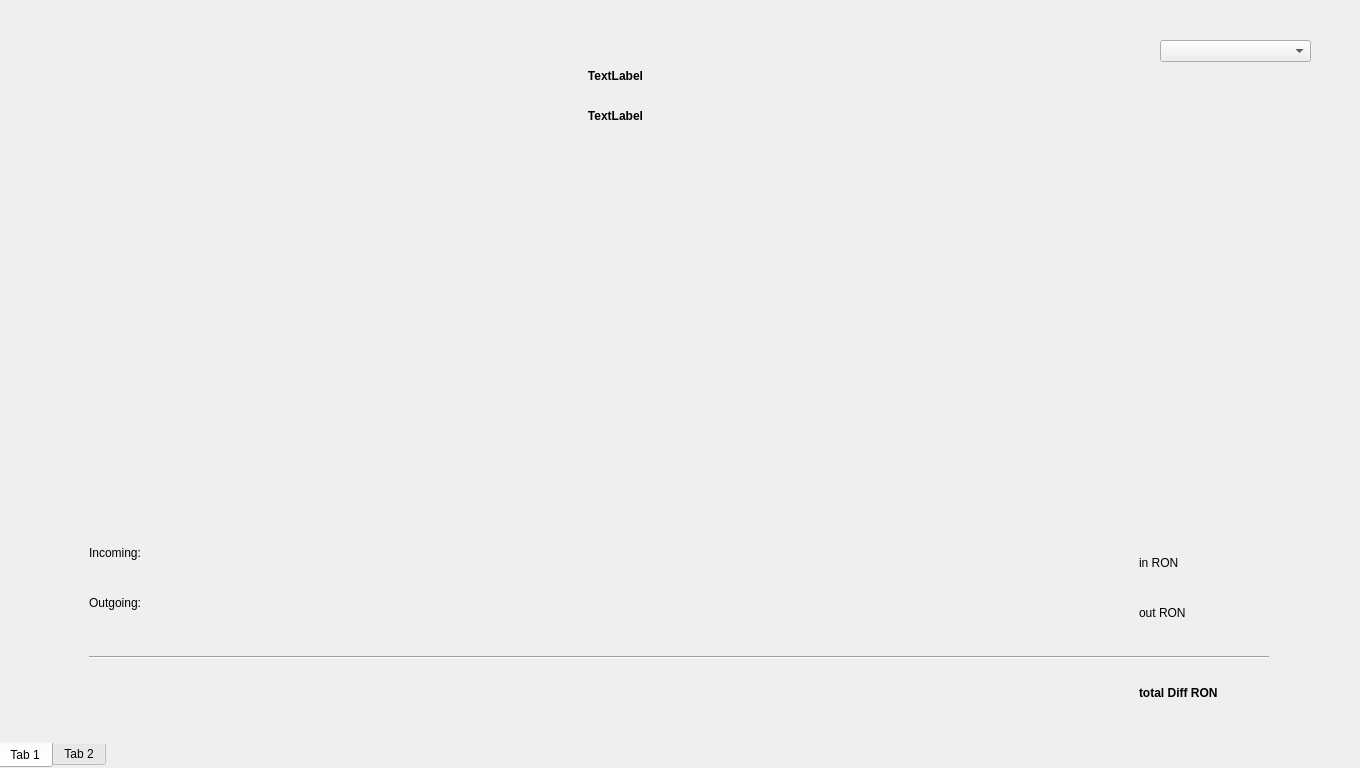
Old version of the form 3_Solution/CleverClient/dashboard.ui in the repository georgecpp/CleverPocket.
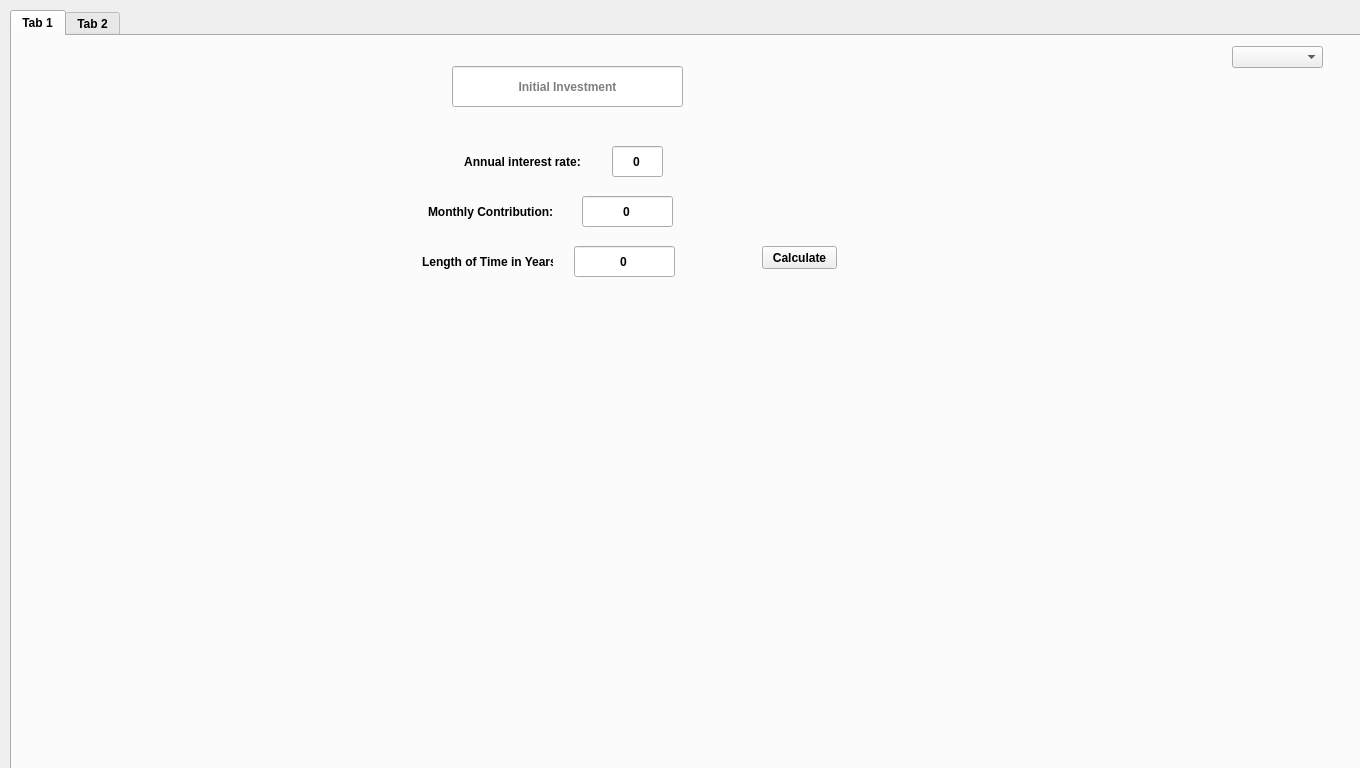
New version of the form. The open tabs and pages were chosen to show the change. Custom widgets are drawn as their Qt base class.

Commit message: [UPDATE]: Merge from Feature Investment branch

```diff
--- a/3_Solution/CleverClient/dashboard.ui
+++ b/3_Solution/CleverClient/dashboard.ui
@@ -37,7 +37,7 @@
     <string notr="true"/>
    </property>
    <property name="currentIndex">
-    <number>11</number>
+    <number>12</number>
    </property>
    <widget class="QWidget" name="dashboardPage">
     <widget class="QCommandLinkButton" name="financesCommandLinkButton">
@@ -2309,6 +2309,362 @@
      </widget>
     </widget>
    </widget>
+   <widget class="QWidget" name="investmentPage">
+    <widget class="QTabWidget" name="tabWidget">
+     <property name="geometry">
+      <rect>
+       <x>10</x>
+       <y>10</y>
+       <width>1360</width>
+       <height>768</height>
+      </rect>
+     </property>
+     <property name="currentIndex">
+      <number>1</number>
+     </property>
+     <widget class="QWidget" name="Investment1">
+      <attribute name="title">
+       <string>Tab 1</string>
+      </attribute>
+      <widget class="QLabel" name="label_11">
+       <property name="geometry">
+        <rect>
+         <x>440</x>
+         <y>100</y>
+         <width>141</width>
+         <height>51</height>
+        </rect>
+       </property>
+       <property name="text">
+        <string>Annual interest rate:</string>
+       </property>
+       <property name="alignment">
+        <set>Qt::AlignCenter</set>
+       </property>
+       <property name="wordWrap">
+        <bool>true</bool>
+       </property>
+      </widget>
+      <widget class="QLabel" name="label_15">
+       <property name="geometry">
+        <rect>
+         <x>416</x>
+         <y>160</y>
+         <width>131</width>
+         <height>31</height>
+        </rect>
+       </property>
+       <property name="text">
+        <string>Monthly Contribution:</string>
+       </property>
+      </widget>
+      <widget class="QLineEdit" name="annualrateLineEdit_1">
+       <property name="geometry">
+        <rect>
+         <x>600</x>
+         <y>110</y>
+         <width>51</width>
+         <height>31</height>
+        </rect>
+       </property>
+       <property name="inputMethodHints">
+        <set>Qt::ImhFormattedNumbersOnly</set>
+       </property>
+       <property name="text">
+        <string>0</string>
+       </property>
+       <property name="alignment">
+        <set>Qt::AlignCenter</set>
+       </property>
+      </widget>
+      <widget class="QLineEdit" name="periodLineEdit">
+       <property name="geometry">
+        <rect>
+         <x>562</x>
+         <y>210</y>
+         <width>101</width>
+         <height>31</height>
+        </rect>
+       </property>
+       <property name="inputMethodHints">
+        <set>Qt::ImhPreferNumbers</set>
+       </property>
+       <property name="text">
+        <string>0</string>
+       </property>
+       <property name="alignment">
+        <set>Qt::AlignCenter</set>
+       </property>
+       <property name="placeholderText">
+        <string>Ani</string>
+       </property>
+      </widget>
+      <widget class="QPushButton" name="calculatePushButton_1">
+       <property name="geometry">
+        <rect>
+         <x>750</x>
+         <y>210</y>
+         <width>75</width>
+         <height>23</height>
+        </rect>
+       </property>
+       <property name="text">
+        <string>Calculate</string>
+       </property>
+      </widget>
+      <widget class="QLineEdit" name="investmentValueLineEdit_1">
+       <property name="geometry">
+        <rect>
+         <x>440</x>
+         <y>30</y>
+         <width>231</width>
+         <height>41</height>
+        </rect>
+       </property>
+       <property name="inputMethodHints">
+        <set>Qt::ImhFormattedNumbersOnly</set>
+       </property>
+       <property name="text">
+        <string/>
+       </property>
+       <property name="alignment">
+        <set>Qt::AlignCenter</set>
+       </property>
+       <property name="placeholderText">
+        <string>Initial Investment</string>
+       </property>
+      </widget>
+      <widget class="QLabel" name="label_12">
+       <property name="geometry">
+        <rect>
+         <x>410</x>
+         <y>210</y>
+         <width>131</width>
+         <height>31</height>
+        </rect>
+       </property>
+       <property name="text">
+        <string>Length of Time in Years</string>
+       </property>
+      </widget>
+      <widget class="QLineEdit" name="contributionLineEdit">
+       <property name="geometry">
+        <rect>
+         <x>570</x>
+         <y>160</y>
+         <width>91</width>
+         <height>31</height>
+        </rect>
+       </property>
+       <property name="inputMethodHints">
+        <set>Qt::ImhFormattedNumbersOnly</set>
+       </property>
+       <property name="text">
+        <string>0</string>
+       </property>
+       <property name="alignment">
+        <set>Qt::AlignCenter</set>
+       </property>
+       <property name="placeholderText">
+        <string/>
+       </property>
+      </widget>
+      <widget class="QChartView" name="investment1_chartView">
+       <property name="geometry">
+        <rect>
+         <x>10</x>
+         <y>270</y>
+         <width>1331</width>
+         <height>451</height>
+        </rect>
+       </property>
+       <property name="styleSheet">
+        <string notr="true">background-color: transparent;</string>
+       </property>
+       <property name="backgroundBrush">
+        <brush brushstyle="NoBrush">
+         <color alpha="255">
+          <red>0</red>
+          <green>0</green>
+          <blue>0</blue>
+         </color>
+        </brush>
+       </property>
+      </widget>
+      <widget class="QComboBox" name="comboBox">
+       <property name="geometry">
+        <rect>
+         <x>1220</x>
+         <y>10</y>
+         <width>91</width>
+         <height>22</height>
+        </rect>
+       </property>
+      </widget>
+     </widget>
+     <widget class="QWidget" name="Investment2">
+      <attribute name="title">
+       <string>Tab 2</string>
+      </attribute>
+      <widget class="QPushButton" name="calculatePushButton_2">
+       <property name="geometry">
+        <rect>
+         <x>790</x>
+         <y>220</y>
+         <width>75</width>
+         <height>23</height>
+        </rect>
+       </property>
+       <property name="text">
+        <string>Calculate</string>
+       </property>
+      </widget>
+      <widget class="QLineEdit" name="investmentValueLineEdit_2">
+       <property name="geometry">
+        <rect>
+         <x>490</x>
+         <y>20</y>
+         <width>231</width>
+         <height>41</height>
+        </rect>
+       </property>
+       <property name="inputMethodHints">
+        <set>Qt::ImhFormattedNumbersOnly</set>
+       </property>
+       <property name="text">
+        <string/>
+       </property>
+       <property name="alignment">
+        <set>Qt::AlignCenter</set>
+       </property>
+       <property name="placeholderText">
+        <string>Initial Investment</string>
+       </property>
+      </widget>
+      <widget class="QLabel" name="label_16">
+       <property name="geometry">
+        <rect>
+         <x>480</x>
+         <y>160</y>
+         <width>131</width>
+         <height>31</height>
+        </rect>
+       </property>
+       <property name="text">
+        <string>Monthly Contribution:</string>
+       </property>
+      </widget>
+      <widget class="QLineEdit" name="annualrateLineEdit_2">
+       <property name="geometry">
+        <rect>
+         <x>620</x>
+         <y>120</y>
+         <width>51</width>
+         <height>31</height>
+        </rect>
+       </property>
+       <property name="inputMethodHints">
+        <set>Qt::ImhFormattedNumbersOnly</set>
+       </property>
+       <property name="text">
+        <string>0</string>
+       </property>
+       <property name="alignment">
+        <set>Qt::AlignCenter</set>
+       </property>
+      </widget>
+      <widget class="QLineEdit" name="contributionLineEdit_2">
+       <property name="geometry">
+        <rect>
+         <x>630</x>
+         <y>160</y>
+         <width>91</width>
+         <height>31</height>
+        </rect>
+       </property>
+       <property name="inputMethodHints">
+        <set>Qt::ImhFormattedNumbersOnly</set>
+       </property>
+       <property name="text">
+        <string>0</string>
+       </property>
+       <property name="alignment">
+        <set>Qt::AlignCenter</set>
+       </property>
+       <property name="placeholderText">
+        <string/>
+       </property>
+      </widget>
+      <widget class="QChartView" name="investment2_chartView">
+       <property name="geometry">
+        <rect>
+         <x>10</x>
+         <y>270</y>
+         <width>1331</width>
+         <height>451</height>
+        </rect>
+       </property>
+       <property name="styleSheet">
+        <string notr="true">background-color: transparent;</string>
+       </property>
+       <property name="backgroundBrush">
+        <brush brushstyle="NoBrush">
+         <color alpha="255">
+          <red>0</red>
+          <green>0</green>
+          <blue>0</blue>
+         </color>
+        </brush>
+       </property>
+      </widget>
+      <widget class="QLabel" name="label_14">
+       <property name="geometry">
+        <rect>
+         <x>480</x>
+         <y>110</y>
+         <width>141</width>
+         <height>51</height>
+        </rect>
+       </property>
+       <property name="text">
+        <string>Annual interest rate:</string>
+       </property>
+       <property name="alignment">
+        <set>Qt::AlignCenter</set>
+       </property>
+       <property name="wordWrap">
+        <bool>true</bool>
+       </property>
+      </widget>
+      <widget class="QLineEdit" name="investmentGoalLineEdit">
+       <property name="geometry">
+        <rect>
+         <x>630</x>
+         <y>210</y>
+         <width>131</width>
+         <height>31</height>
+        </rect>
+       </property>
+       <property name="alignment">
+        <set>Qt::AlignCenter</set>
+       </property>
+       <property name="placeholderText">
+        <string>Investment Goal</string>
+       </property>
+      </widget>
+      <widget class="QComboBox" name="comboBox_2">
+       <property name="geometry">
+        <rect>
+         <x>1220</x>
+         <y>10</y>
+         <width>91</width>
+         <height>22</height>
+        </rect>
+       </property>
+      </widget>
+     </widget>
+    </widget>
+   </widget>
   </widget>
  </widget>
  <layoutdefault spacing="6" margin="11"/>
```
The commit also changes 6 other files.
